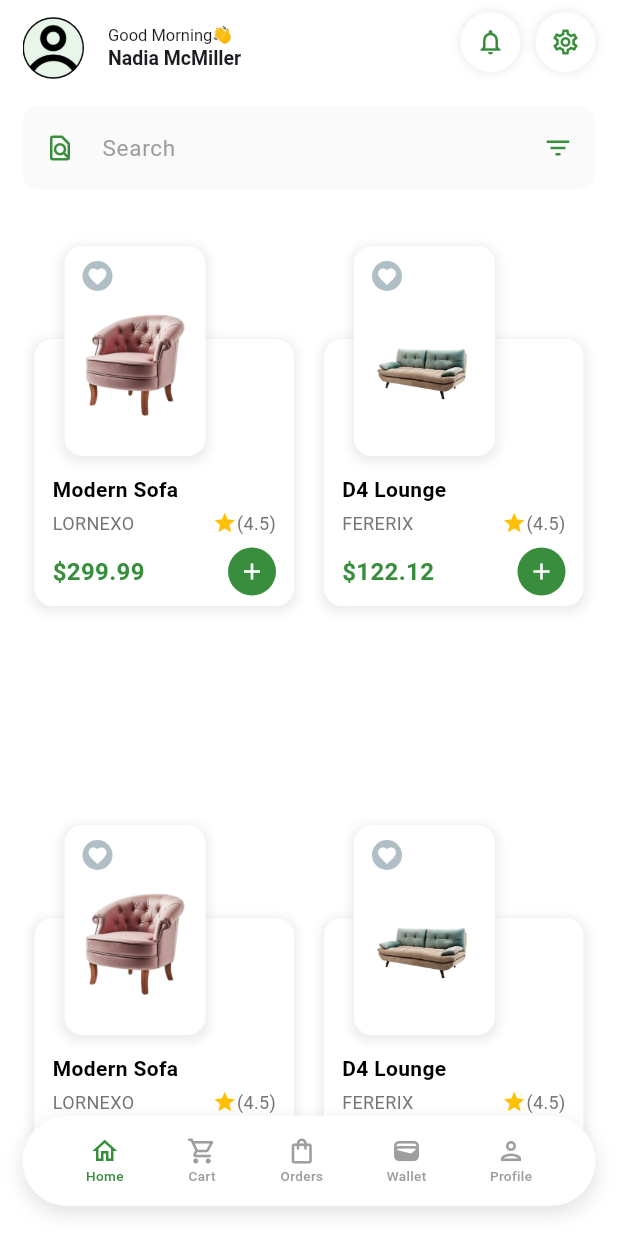
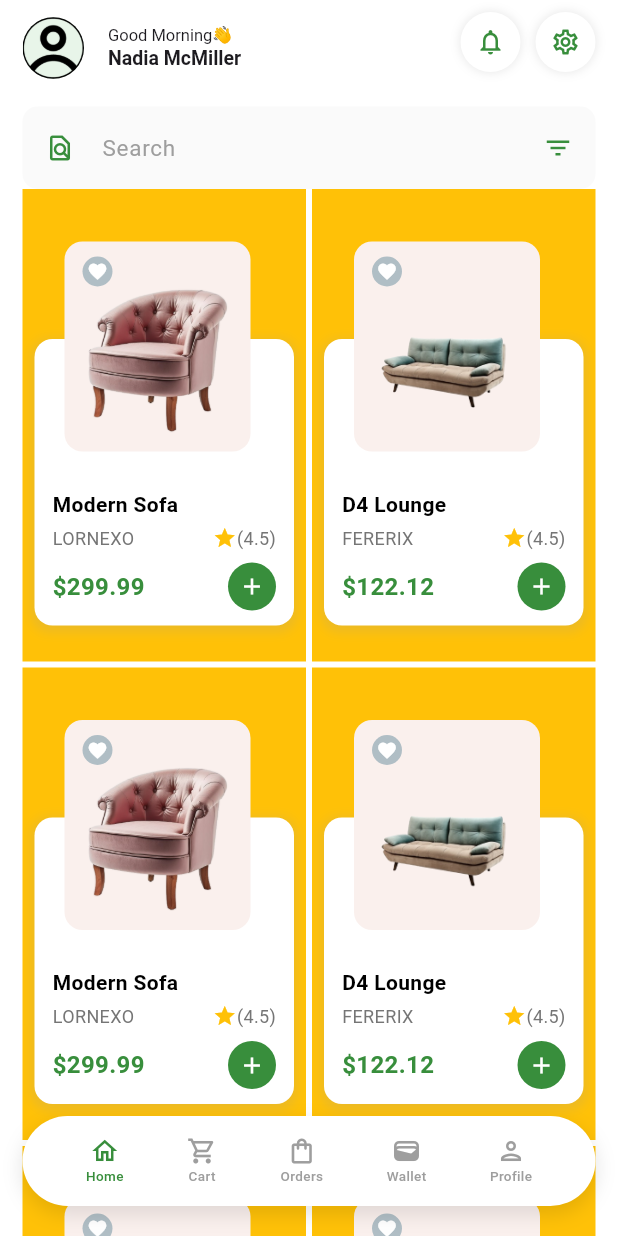
Before and after one commit to AJFX-01/joefloxy, a Flutter app: the screen it shows after launch, on a phone screen of 412 x 824 dp. Run offline on Flutter 3.47's test engine with Material 3 defaults, Android fonts, the light colour scheme and no system bars; our stand-ins replace material_design_icons_flutter.

Commit message:
feat: finally gottthe styling right

```diff
--- a/lib/screens/home/home.dart
+++ b/lib/screens/home/home.dart
@@ -41,8 +41,8 @@ class _HomePageState extends State<HomePage> {
                   gridDelegate: const SliverGridDelegateWithFixedCrossAxisCount(
                     crossAxisCount: 2,
                     crossAxisSpacing: 4,
-                    mainAxisSpacing: 8,
-                    childAspectRatio: 0.5,
+                    mainAxisSpacing: 4,
+                    childAspectRatio: 0.6,
                   ),
                   scrollDirection: Axis.vertical,
                   children: const [
--- a/lib/utils/widget_utils.dart
+++ b/lib/utils/widget_utils.dart
@@ -173,11 +173,13 @@ class ProductCard extends StatelessWidget {
 
   @override
   Widget build(BuildContext context) {
-    return Stack(
+    return Container(
+      color: Colors.amber,
+      child: Stack(
         children: [
           Container(
           padding: const EdgeInsets.symmetric(horizontal: 12, vertical: 10),
-          margin: const EdgeInsets.symmetric(vertical: 100, horizontal: 8),
+           margin: const EdgeInsets.fromLTRB(8, 100, 8, 0),
             decoration: BoxDecoration(
               color: Colors.white,
               borderRadius: BorderRadius.circular(12),
@@ -194,7 +196,7 @@ class ProductCard extends StatelessWidget {
               crossAxisAlignment: CrossAxisAlignment.start,
               mainAxisSize: MainAxisSize.min,
               children: [
-             const SizedBox(height: 80),
+              const SizedBox(height: 90),
                 // Product title
                 Text(
                   title,
@@ -262,23 +264,23 @@ class ProductCard extends StatelessWidget {
             ),
           ),
           Positioned(
-          bottom: 100,
+            bottom: 40,
             child: Padding(
               padding: const EdgeInsets.symmetric(horizontal: 20.0),
               child: Container(
                 padding: const EdgeInsets.symmetric(horizontal: 12, vertical: 10),
                 margin: const EdgeInsets.symmetric(vertical: 100, horizontal: 8),
                 decoration: BoxDecoration(
-                color: Colors.white,
+                  color: const Color.fromARGB(255, 250, 240, 237),
                   borderRadius: BorderRadius.circular(12),
-                boxShadow: [
-                  BoxShadow(
-                    color: Colors.grey.withOpacity(0.2),
-                    spreadRadius: 2,
-                    blurRadius: 5,
-                    offset: const Offset(0, 2),
-                  ),
-                ],
+                  // boxShadow: [
+                  //   BoxShadow(
+                  //     color: Colors.grey.withOpacity(0.2),
+                  //     spreadRadius: 2,
+                  //     blurRadius: 5,
+                  //     offset: const Offset(0, 2),
+                  //   ),
+                  // ],
                 ),
                 child: Column(
                   crossAxisAlignment: CrossAxisAlignment.start,
@@ -302,7 +304,7 @@ class ProductCard extends StatelessWidget {
                       child: Image.asset(
                         imageUrl,
                         height: 100,
-                      width: 70,
+                        width: 100,
                         fit: BoxFit.contain,
                       ),
                     ),
@@ -312,6 +314,7 @@ class ProductCard extends StatelessWidget {
             ),
           ),
         ],
+      ),
     );
   }
 }
```
Lines whose indentation alone changed are shown as unchanged.
